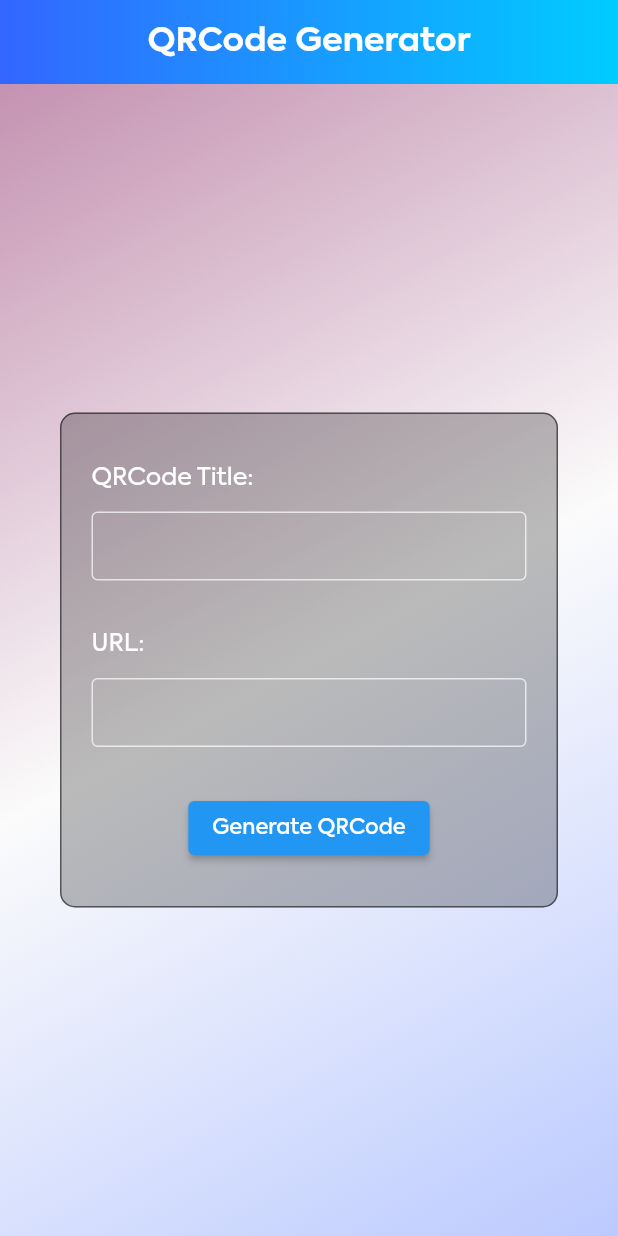
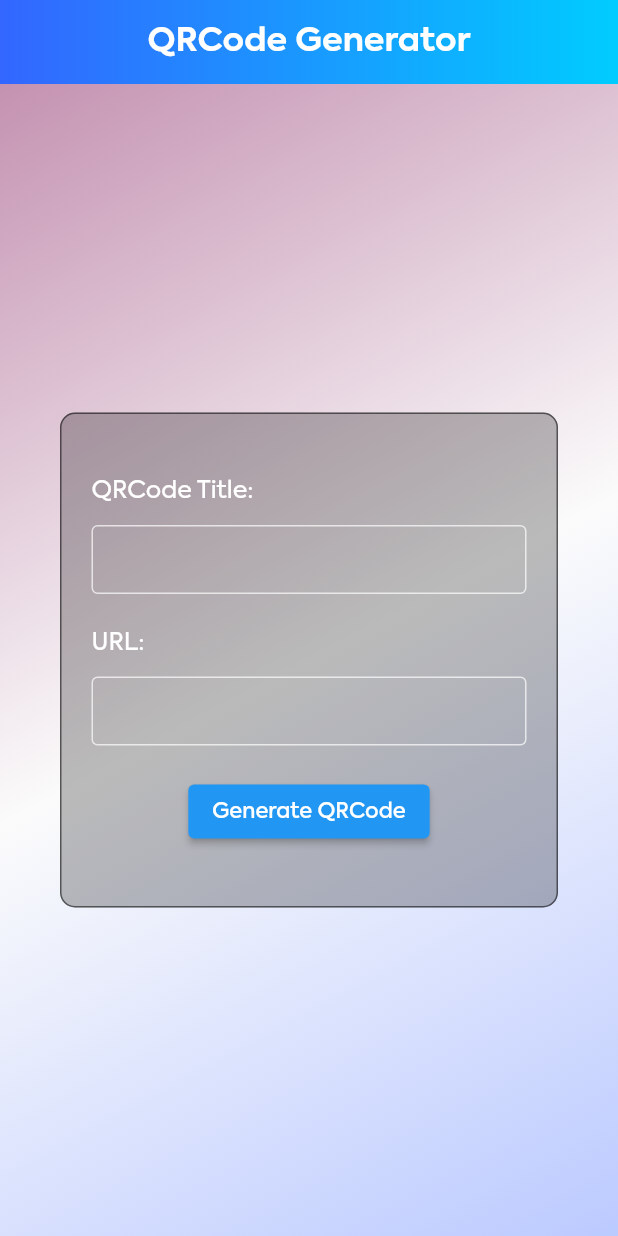
Before and after one commit to Dolapo-A/qrcodegenerator, a Flutter app: the screen it shows after launch, on a phone screen of 412 x 824 dp. Run offline on Flutter 3.47's test engine with Material 2 defaults, Android fonts, the phone set to English and light mode, and no system bars; our stand-ins replace qr_flutter, share_plus, sizer.

Commit message:
modified form responsiveness

```diff
--- a/lib/qrscreen.dart
+++ b/lib/qrscreen.dart
@@ -80,7 +80,7 @@ class _QRCodeGeneratorState extends State<QRCodeGenerator> {
               ],
             )),
             child: Padding(
-              padding: const EdgeInsets.all(40.0),
+              padding: const EdgeInsets.only(right: 40.0, left: 40.0),
               child: Center(
                 child: SingleChildScrollView(
                   child: Container(
@@ -94,7 +94,7 @@ class _QRCodeGeneratorState extends State<QRCodeGenerator> {
                     height: 330,
                     child: Padding(
                       padding: const EdgeInsets.only(
-                          top: 30, right: 20, bottom: 30, left: 20),
+                          top: 20, right: 20, bottom: 20, left: 20),
                       child: Form(
                         key: _formkey,
                         child: Column(
@@ -138,7 +138,7 @@ class _QRCodeGeneratorState extends State<QRCodeGenerator> {
                               ),
                             ),
                             const SizedBox(
-                              height: 30,
+                              height: 20,
                             ),
                             const Align(
                               alignment: Alignment.bottomLeft,
@@ -190,7 +190,7 @@ class _QRCodeGeneratorState extends State<QRCodeGenerator> {
                               },
                             ),
                             const SizedBox(
-                              height: 30,
+                              height: 20,
                             ),
                             ElevatedButton(
                                 onPressed: () async {
@@ -269,13 +269,10 @@ class _QRCodeGeneratorState extends State<QRCodeGenerator> {
                                                                       height: 0,
                                                                     )
                                                                   : Container(
-                                                                      height: 0,
+                                                                      height:
+                                                                          10,
                                                                     ),
-                                                              qrData.isEmpty
-                                                                  ? Container(
-                                                                      height: 0,
-                                                                    )
-                                                                  : Text(
+                                                              Text(
                                                                 qrData,
                                                                 textAlign:
                                                                     TextAlign
@@ -283,28 +280,20 @@ class _QRCodeGeneratorState extends State<QRCodeGenerator> {
                                                                 overflow:
                                                                     TextOverflow
                                                                         .ellipsis,
-                                                                      maxLines:
-                                                                          3,
+                                                                maxLines: 3,
                                                                 style: const TextStyle(
-                                                                          height:
-                                                                              1,
+                                                                    height: 1,
                                                                     fontSize:
                                                                         14,
                                                                     color: Colors
                                                                         .black,
                                                                     fontWeight:
-                                                                              FontWeight.normal),
+                                                                        FontWeight
+                                                                            .normal),
                                                               ),
                                                               QrImageView(
                                                                 data: qrData,
-                                                                // embeddedImage:
-                                                                //     const AssetImage(
-                                                                //         'assets/logo/logo_qrcode_gen.png'),
-                                                                // embeddedImageStyle:
-                                                                //     const QrEmbeddedImageStyle(
-                                                                //   size: Size(
-                                                                //       40, 40),
-                                                                // ),
+
                                                                 eyeStyle: const QrEyeStyle(
                                                                     eyeShape:
                                                                         QrEyeShape
```
Lines whose indentation alone changed are shown as unchanged.
